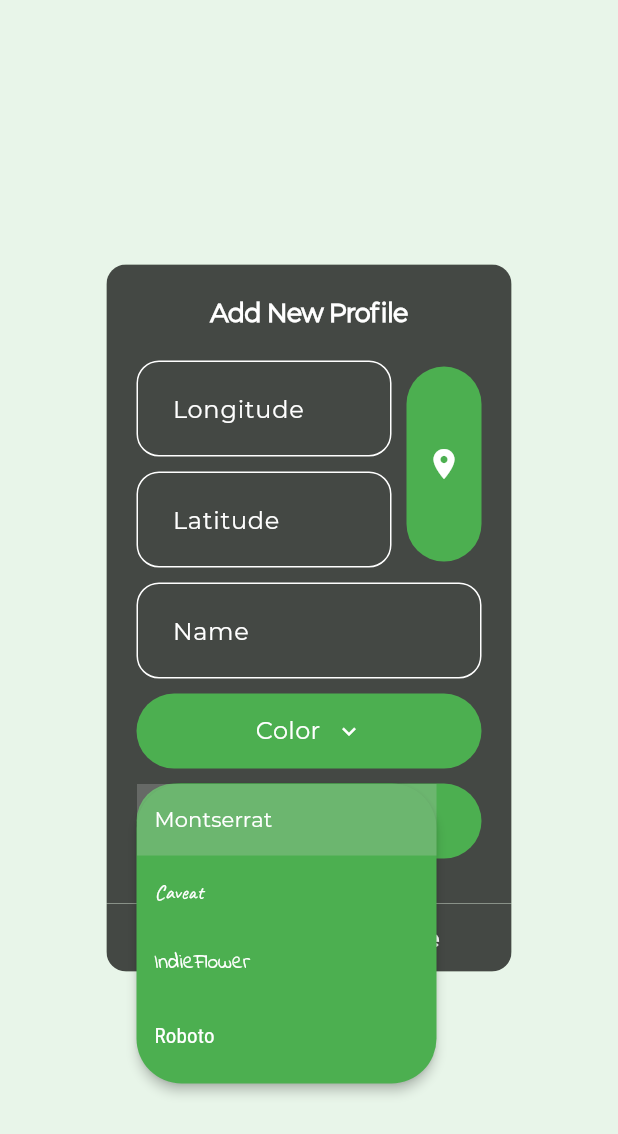
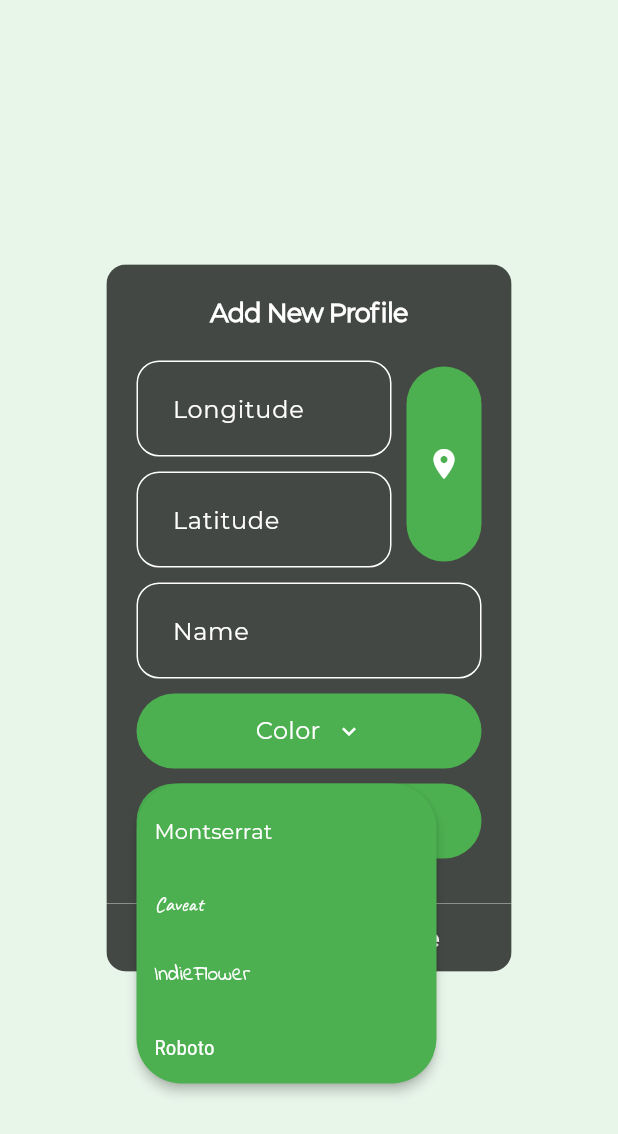
Before and after one commit to ritamk/foyerchallenge, a Flutter app: the NewLocationDialog widget shown alone on an empty page, opened directly, after a tap on "Font", on a phone screen of 412 x 824 dp. Shown: the top 1134 px of the screen. Run offline on Flutter 3.47's test engine with Material 2 defaults, Android fonts, the phone set to English and light mode, and no system bars; our stand-ins replace flutter_riverpod, geolocator, location, shared_preferences, shimmer; accounts and stored records are empty.

Commit message:
minor gfx bug

```diff
--- a/lib/view/new_loc.dart
+++ b/lib/view/new_loc.dart
@@ -156,7 +156,6 @@ class _NewLocationDialogState extends ConsumerState<NewLocationDialog> {
                   shape: RoundedRectangleBorder(
                     borderRadius: BorderRadius.circular(30.0),
                   ),
-                  initialValue: "Green",
                   onSelected: (value) => setState(() => _selectedColor = value),
                   itemBuilder: (context) {
                     return <PopupMenuEntry<String>>[
@@ -228,7 +227,6 @@ class _NewLocationDialogState extends ConsumerState<NewLocationDialog> {
                       const BoxConstraints.expand(width: 200.0, height: 200.0),
                   shape: RoundedRectangleBorder(
                       borderRadius: BorderRadius.circular(30.0)),
-                  initialValue: "Montserrat",
                   onSelected: (value) => setState(() => _selectedFont = value),
                   itemBuilder: (context) {
                     return <PopupMenuEntry<String>>[
```
